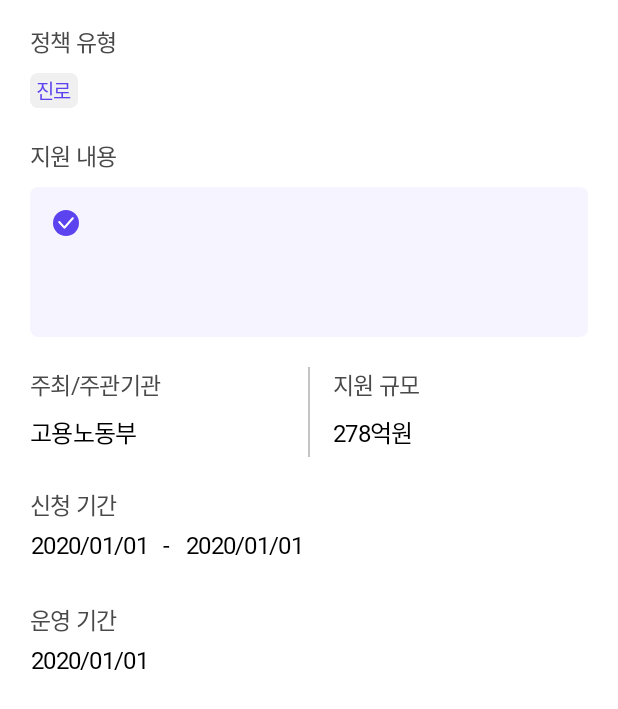
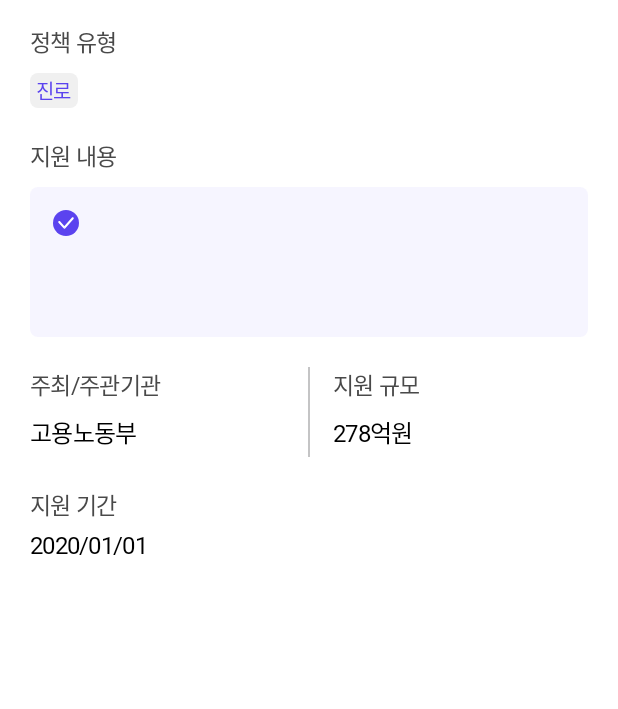
Before and after one commit to CMC-FINPO/FINPO-Android, an Android app: the layout fragment_business_content.xml on its own in the app's theme, with its tools: preview values and no code run, on a phone screen of 412 x 824 dp. Shown: the top 709 px of the screen. Run offline under Robolectric (Android 15) with nearby library versions, the phone set to English and light mode, and no system bars; Roboto replaces fonts that are not available here.

Commit message:
[MODIFY] 청년 정책 상세 - 신청/운영 기간 삭제, 지원 기간 추가

```diff
--- a/app/src/main/java/com/finpo/app/ui/policy_detail/PolicyDetailBindingAdapter.kt
+++ b/app/src/main/java/com/finpo/app/ui/policy_detail/PolicyDetailBindingAdapter.kt
@@ -42,3 +42,9 @@ fun TabLayout.tabTextStyle(tabTextStyleBold: String?) {
     onTabSelectedListener.onTabSelected(mTabLayout.getTabAt(mTabLayout.selectedTabPosition))
     mTabLayout.addOnTabSelectedListener(onTabSelectedListener)
 }
+
+@BindingAdapter("policyStartDate", "policyEndDate", "policyPeriod")
+fun setPeriod(textView: TextView, policyStartDate: String?, policyEndDate: String?, policyPeriod: String?) {
+    textView.text = if(policyStartDate != null && policyEndDate != null) "$policyStartDate  -  $policyEndDate"
+    else policyPeriod ?: ""
+}
--- a/app/src/main/res/layout/fragment_business_content.xml
+++ b/app/src/main/res/layout/fragment_business_content.xml
@@ -104,9 +104,9 @@
             style="@style/header5"
             android:layout_width="0dp"
             android:layout_height="wrap_content"
-            android:minHeight="34dp"
             android:layout_marginTop="4dp"
             android:gravity="center|start"
+            android:minHeight="34dp"
             android:text="@{viewModel.policyDetailData.institution}"
             app:layout_constraintEnd_toStartOf="@+id/view_divider2"
             app:layout_constraintStart_toStartOf="parent"
@@ -140,10 +140,10 @@
             style="@style/header5"
             android:layout_width="0dp"
             android:layout_height="wrap_content"
-            android:minHeight="34dp"
             android:layout_marginStart="15dp"
             android:layout_marginTop="4dp"
             android:gravity="center|start"
+            android:minHeight="34dp"
             android:text="@{viewModel.policyDetailData.supportScale}"
             app:layout_constraintEnd_toEndOf="parent"
             app:layout_constraintStart_toEndOf="@id/view_divider2"
@@ -162,61 +162,18 @@
             app:layout_constraintTop_toBottomOf="@id/view_divider2" />
 
         <TextView
-            android:id="@+id/tv_apply_period_start"
+            android:id="@+id/tv_apply_period_value"
             style="@style/header5"
-            safeNullText="@{viewModel.policyDetailData.startDate}"
-            android:layout_width="wrap_content"
-            android:layout_height="34dp"
-            android:gravity="center"
+            policyEndDate="@{viewModel.policyDetailData.endDate}"
+            policyPeriod="@{viewModel.policyDetailData.period}"
+            policyStartDate="@{viewModel.policyDetailData.startDate}"
+            android:layout_width="0dp"
+            android:layout_height="wrap_content"
+            android:gravity="center|start"
+            android:minHeight="34dp"
+            app:layout_constraintEnd_toEndOf="parent"
             app:layout_constraintStart_toStartOf="parent"
             app:layout_constraintTop_toBottomOf="@id/tv_apply_period_title"
             tools:text="2020/01/01" />
-
-        <TextView
-            android:id="@+id/tv_apply_period_hyphen"
-            style="@style/header5"
-            android:layout_width="wrap_content"
-            android:layout_height="34dp"
-            android:layout_marginStart="10dp"
-            android:gravity="center"
-            android:text="@string/hyphen"
-            app:layout_constraintStart_toEndOf="@id/tv_apply_period_start"
-            app:layout_constraintTop_toBottomOf="@id/tv_apply_period_title" />
-
-        <TextView
-            android:id="@+id/tv_apply_period_end"
-            style="@style/header5"
-            safeNullText="@{viewModel.policyDetailData.endDate}"
-            android:layout_width="wrap_content"
-            android:layout_height="34dp"
-            android:layout_marginStart="10dp"
-            android:gravity="center"
-            app:layout_constraintStart_toEndOf="@id/tv_apply_period_hyphen"
-            app:layout_constraintTop_toBottomOf="@id/tv_apply_period_title"
-            tools:text="2020/01/01" />
-
-        <TextView
-            android:id="@+id/tv_operation_period_title"
-            style="@style/body2"
-            android:layout_width="wrap_content"
-            android:layout_height="wrap_content"
-            android:layout_marginTop="20dp"
-            android:text="@string/operation_period"
-            android:textColor="@color/gray_g01"
-            app:layout_constraintStart_toStartOf="parent"
-            app:layout_constraintTop_toBottomOf="@id/tv_apply_period_start" />
-
-        <TextView
-            android:id="@+id/tv_operation_period_value"
-            style="@style/header5"
-            safeNullText="@{viewModel.policyDetailData.period}"
-            android:layout_width="wrap_content"
-            android:layout_height="wrap_content"
-            android:minHeight="34dp"
-            android:gravity="center"
-            app:layout_constraintStart_toStartOf="parent"
-            app:layout_constraintTop_toBottomOf="@id/tv_operation_period_title"
-            tools:text="2020/01/01" />
-
     </androidx.constraintlayout.widget.ConstraintLayout>
 </layout>
--- a/app/src/main/res/values/strings.xml
+++ b/app/src/main/res/values/strings.xml
@@ -86,7 +86,7 @@
     <string name="support_content">지원 내용</string>
     <string name="institution">주최/주관기관</string>
     <string name="support_scale">지원 규모</string>
-    <string name="apply_period">신청 기간</string>
+    <string name="apply_period">지원 기간</string>
     <string name="hyphen">-</string>
     <string name="operation_period">운영 기간</string>
     <string name="apply_site">신청 사이트</string>
```
